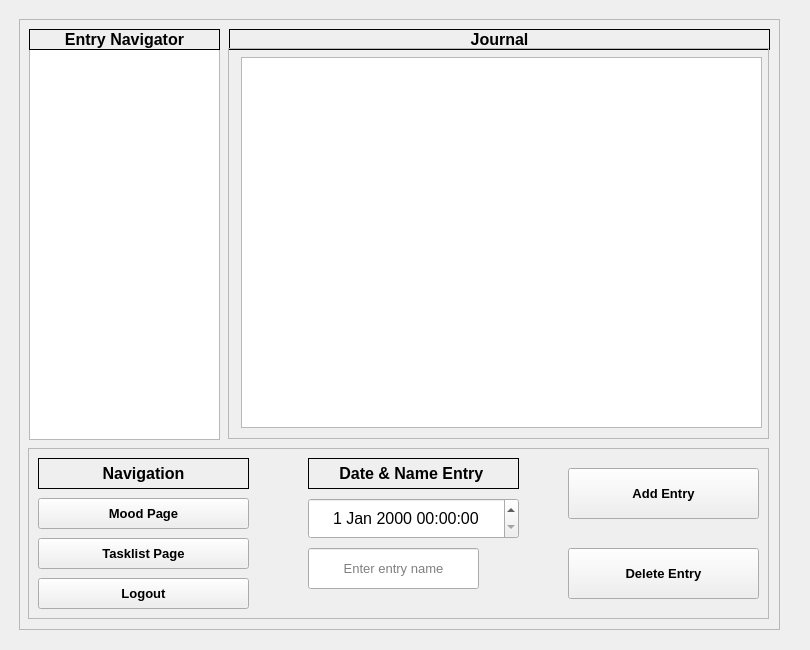
Qt form journalwindow.ui (MaxRUnger/370Team8) before a commit.
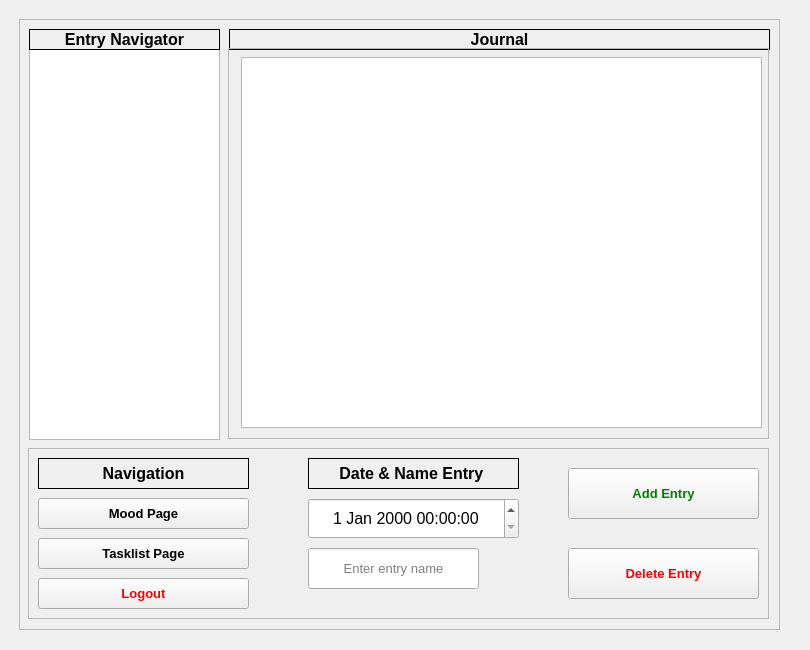
The same form after that commit.

```diff
--- a/journalwindow.ui
+++ b/journalwindow.ui
@@ -98,6 +98,10 @@
            <bold>true</bold>
           </font>
          </property>
+         <property name="styleSheet">
+          <string notr="true">color: green;
+</string>
+         </property>
          <property name="text">
           <string>Add Entry</string>
          </property>
@@ -117,6 +121,10 @@
            <bold>true</bold>
           </font>
          </property>
+         <property name="styleSheet">
+          <string notr="true">color: red;
+</string>
+         </property>
          <property name="text">
           <string>Delete Entry</string>
          </property>
@@ -199,6 +207,10 @@
            <bold>true</bold>
           </font>
          </property>
+         <property name="styleSheet">
+          <string notr="true">color: red;
+</string>
+         </property>
          <property name="text">
           <string>Logout</string>
          </property>
```
